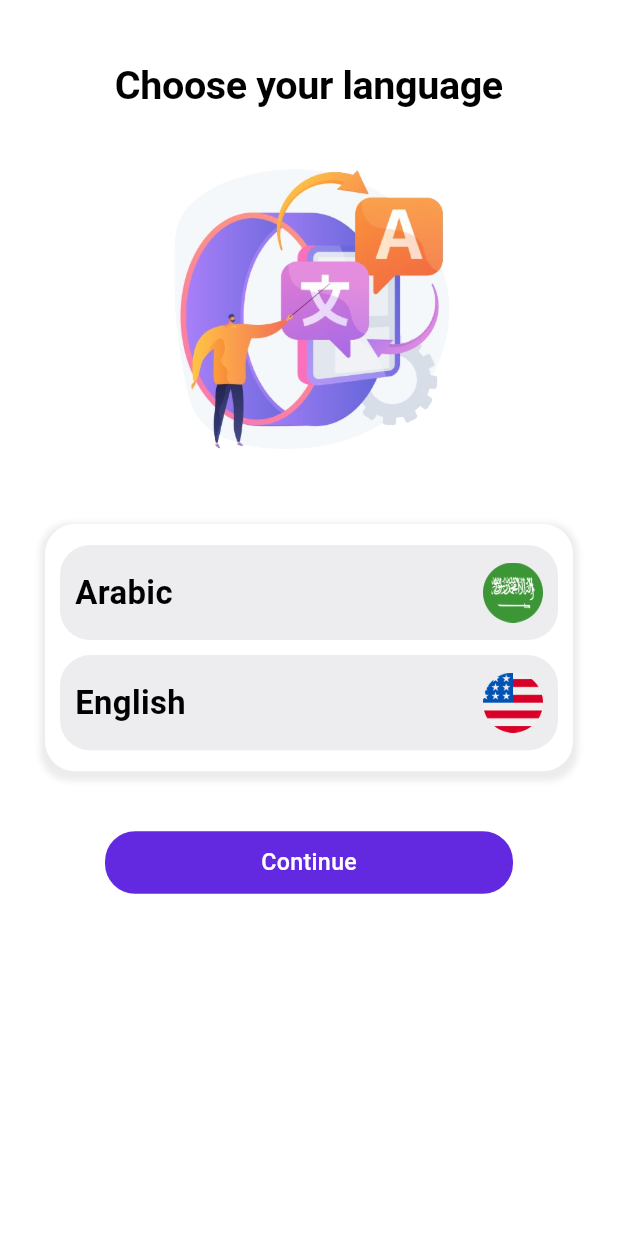
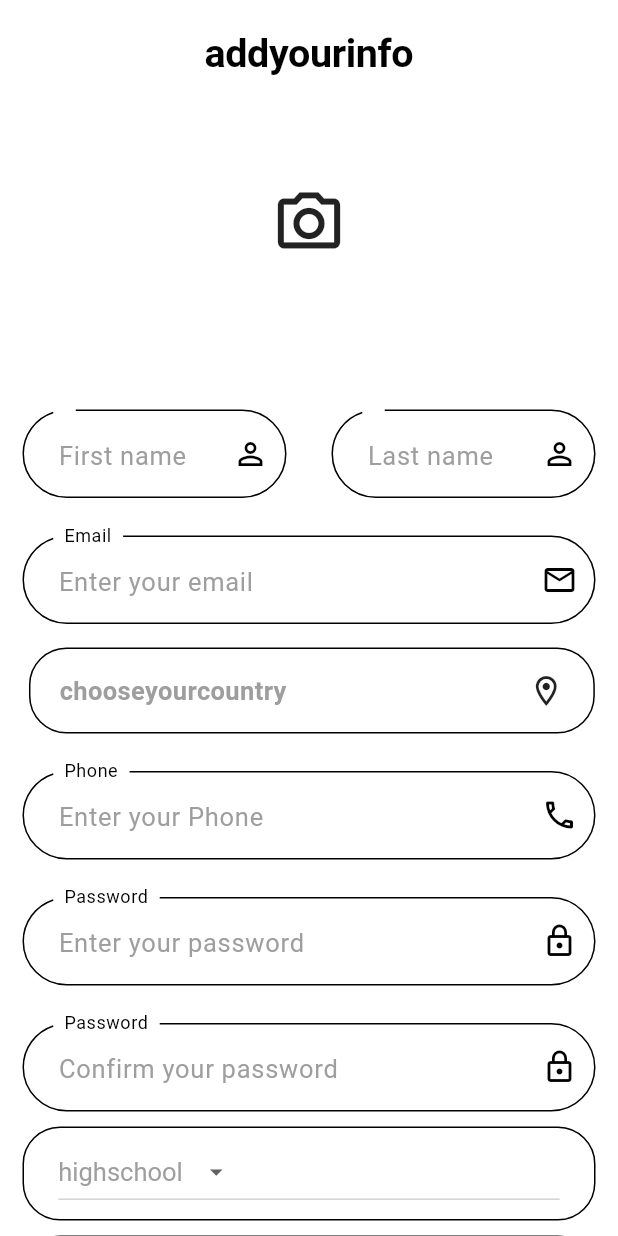
Before and after one commit to SalahMd/Joblance, a Flutter app: the screen it shows after launch, on a phone screen of 412 x 824 dp. Run offline on Flutter 3.47's test engine with Material 3 defaults, Android fonts, the phone set to English and light mode, and no system bars; drawn by our look-alikes of flutter_animate; our stand-ins replace country_picker, dartz, flutter_screenutil, get, google_nav_bar, image_picker and 1 more; Roboto replaces fonts that are missing (PlayfairDisplay).

Commit message:
Compleating sign up page and adding luncher icon

```diff
--- a/lib/controller/auth/signup_controller.dart
+++ b/lib/controller/auth/signup_controller.dart
@@ -1,11 +1,17 @@
+import 'dart:io';
+
 import 'package:flutter/material.dart';
 import 'package:get/get.dart';
+import 'package:image_picker/image_picker.dart';
 import 'package:joblance/core/class/statusrequest.dart';
+import 'package:joblance/core/functions/show_countries.dart';
 
 abstract class SignUpController extends GetxController {
   goToLogiIn();
   goToSuccessfulSignUp();
   showPassword();
+  pickImage();
+  updateDropDownValue(String? newValue, String changingElement);
 }
 
 class SignUpControllerImpl extends SignUpController {
@@ -13,13 +19,59 @@ class SignUpControllerImpl extends SignUpController {
   late TextEditingController lastName;
   late TextEditingController email;
   late TextEditingController phoneController;
-  late TextEditingController major;
   late TextEditingController location;
-  late TextEditingController studyCase;
   late TextEditingController numOfEmployees;
   late TextEditingController passwordController;
   late TextEditingController confirmPasswordController;
   bool openToWork = false;
+  String studyCaseValue = '1';
+  String majorValue = '1';
+  String? country;
+
+  List<DropdownMenuItem<String>> studyCase = [
+    DropdownMenuItem<String>(
+      value: '1',
+      child: Text("highschool".tr),
+    ),
+    DropdownMenuItem<String>(
+      value: '2',
+      child: Text("ungraduated".tr),
+    ),
+    DropdownMenuItem<String>(
+      value: '3',
+      child: Text("graduated".tr),
+    ),
+    DropdownMenuItem<String>(
+      value: '4',
+      child: Text("master".tr),
+    ),
+    DropdownMenuItem<String>(
+      value: '5',
+      child: Text("phd".tr),
+    ),
+  ];
+  List<DropdownMenuItem<String>> major = [
+    DropdownMenuItem<String>(
+      value: '1',
+      child: Text("engineering".tr),
+    ),
+    DropdownMenuItem<String>(
+      value: '2',
+      child: Text("technology".tr),
+    ),
+    DropdownMenuItem<String>(
+      value: '3',
+      child: Text("designing".tr),
+    ),
+    DropdownMenuItem<String>(
+      value: '4',
+      child: Text("medical".tr),
+    ),
+    DropdownMenuItem<String>(
+      value: '5',
+      child: Text("customerservicing".tr),
+    ),
+  ];
   var image;
 
   GlobalKey<FormState> formState = GlobalKey<FormState>();
@@ -63,4 +115,33 @@ class SignUpControllerImpl extends SignUpController {
     email.dispose();
     super.dispose();
   }
+
+  @override
+  Future<void> pickImage() async {
+    final picker = ImagePicker();
+    XFile? pickedImage = await picker.pickImage(source: ImageSource.gallery);
+    if (pickedImage != null) {
+      print(pickedImage.path);
+      image = File(pickedImage.path);
+    } else {
+      print("Image picking canceled");
+    }
+
+    update();
+  }
+
+  @override
+  updateDropDownValue(String? newValue, String changingElement) {
+    if (changingElement == "study") {
+      studyCaseValue = newValue!;
+    } else if (changingElement == "major") {
+      majorValue = newValue!;
+    }
+    update();
+  }
+
+  updateCountry(BuildContext context)async {
+    country = await showCountries(context);
+    update();
+  }
 }
--- a/lib/core/constants/custom_text_form_filed.dart
+++ b/lib/core/constants/custom_text_form_filed.dart
@@ -34,7 +34,7 @@ class Customtextformfiled extends StatelessWidget {
   @override
   Widget build(BuildContext context) {
     return Container(
-      margin: const EdgeInsets.only(top: 10, left: 15, right: 15),
+      margin: const EdgeInsets.only(top: 25, left: 15, right: 15),
       child: TextFormField(
         obscureText: ispassword,
         style: TextStyle(color: Theme.of(context).colorScheme.onSurface),
@@ -50,6 +50,7 @@ class Customtextformfiled extends StatelessWidget {
         decoration: InputDecoration(
           enabled: true,
           hintText: hinttext,
+          border: OutlineInputBorder(borderRadius: BorderRadius.circular(30)),
           labelStyle: TextStyle(
             color: Theme.of(context).colorScheme.onSurface,
           ),
@@ -57,7 +58,7 @@ class Customtextformfiled extends StatelessWidget {
               fontSize: 17, color: Colors.grey), // Set hint text color
           floatingLabelBehavior: FloatingLabelBehavior.always,
           contentPadding:
-              const EdgeInsets.symmetric(horizontal: 15, vertical: 15),
+              const EdgeInsets.symmetric(horizontal: 20, vertical: 15),
           label: Container(
             margin: const EdgeInsets.only(left: 5, right: 5),
             child: Text(
--- a/lib/main.dart
+++ b/lib/main.dart
@@ -1,17 +1,19 @@
+import 'package:country_picker/country_picker.dart';
 import 'package:flutter/material.dart';
 import 'package:flutter_screenutil/flutter_screenutil.dart';
 import 'package:get/get.dart';
 import 'package:joblance/core/localization/change_language.dart';
 import 'package:joblance/core/services/services.dart';
 import 'package:joblance/view/screens/auth/login.dart';
-import 'package:joblance/view/screens/auth/sign_up.dart';
+import 'package:joblance/view/screens/auth/sign_up/sign_up.dart';
 import 'package:joblance/view/screens/choose_language.dart';
+import 'package:joblance/view/screens/navigation_bar/nav_bar.dart';
 import 'package:joblance/view/screens/on_boarding.dart';
 import 'controller/dark_mode.dart';
 import 'core/localization/translation.dart';
 import 'core/themes/app_theme.dart';
 
-void main() async{
+void main() async {
   WidgetsFlutterBinding.ensureInitialized();
   await initialServices();
   runApp(const MyApp());
@@ -27,16 +29,27 @@ class MyApp extends StatelessWidget {
     return ScreenUtilInit(
         designSize: const Size(320, 790),
         child: GetMaterialApp(
+          supportedLocales: [
+            const Locale('en'),
+            const Locale('ar'),
+            const Locale('es'),
+            const Locale('de'),
+            const Locale('fr'),
+            const Locale('el'),
+          ],
+          localizationsDelegates: [
+            CountryLocalizations.delegate,
+          ],
           locale: controller.language,
           translations: Translation(),
           themeMode: themeController.themeMode,
           theme: AppTheme.light,
           darkTheme: AppTheme.dark,
-          debugShowCheckedModeBanner:false,
+          debugShowCheckedModeBanner: false,
           getPages: [
             GetPage(
               name: "/",
-                page: () => ChooseLanguage(),
+              page: () => SignUp(),
               //middlewares: [MiddleWare()]
             ),
             GetPage(name: "/Login", page: () => const Login()),
@@ -44,7 +57,7 @@ class MyApp extends StatelessWidget {
             GetPage(name: "/OnBoarding", page: () => OnBoarding()),
             GetPage(name: "/SignUp", page: () => const SignUp()),
             // GetPage(name: "/Search", page: () => const Search()),
-            // GetPage(name: "/HomePage", page: () => ButtomBar()),
+             GetPage(name: "/HomePage", page: () => ButtomBar()),
           ],
         ));
   }
--- /dev/null
+++ b/lib/view/screens/auth/sign_up/drop_down.dart
@@ -0,0 +1,51 @@
+import 'package:flutter/material.dart';
+import 'package:flutter_animate/flutter_animate.dart';
+import 'package:flutter_screenutil/flutter_screenutil.dart';
+import 'package:get/get.dart';
+import 'package:joblance/controller/auth/signup_controller.dart';
+import 'package:joblance/core/constants/text_styles.dart';
+import 'package:joblance/core/functions/dimenesions.dart';
+
+// ignore: must_be_immutable
+class DropDownWidget extends StatelessWidget {
+  final String title;
+  final List<DropdownMenuItem<String>> choices;
+  final SignUpControllerImpl controller;
+  String elementValue;
+
+  DropDownWidget({
+    super.key,
+    required this.title,
+    required this.choices,
+    required this.elementValue,
+    required this.controller,
+  });
+
+  @override
+  Widget build(BuildContext context) {
+    return Container(
+      margin: const EdgeInsets.only(left: 15, right: 15, top: 10),
+      height: 60.h,
+      width: Dimensions.screenwidth(context),
+      padding: EdgeInsets.symmetric(horizontal: 10.w, vertical: 5.h),
+      decoration: BoxDecoration(
+          border: Border.all(), borderRadius: BorderRadius.circular(25)),
+      child: DropdownButton<String>(
+        borderRadius: BorderRadius.circular(25),
+        iconSize: 20,
+        padding: const EdgeInsets.symmetric(horizontal: 10),
+        style: TextStyle(fontSize: 17, color: Colors.grey),
+
+        dropdownColor: Theme.of(context).colorScheme.primaryContainer,
+        value: elementValue,
+        //icon: const Icon(Icons.arrow_downward),
+
+        elevation: 16,
+        onChanged: (String? value) {
+           controller.updateDropDownValue(value, title);
+        },
+        items: choices,
+      ),
+    ).animate().fade(duration: (600.ms)).slideY(begin: -0.5);
+  }
+}
--- /dev/null
+++ b/lib/view/screens/auth/sign_up/sign_up.dart
@@ -0,0 +1,114 @@
+import 'dart:io';
+
+import 'package:flutter/material.dart';
+import 'package:flutter/widgets.dart';
+import 'package:flutter_screenutil/flutter_screenutil.dart';
+import 'package:get/get.dart';
+import 'package:joblance/controller/auth/signup_controller.dart';
+import 'package:joblance/core/constants/buttons.dart';
+import 'package:joblance/core/constants/custom_text_form_filed.dart';
+import 'package:joblance/core/constants/text_styles.dart';
+import 'package:joblance/core/functions/dimenesions.dart';
+import 'package:joblance/view/screens/auth/sign_up/drop_down.dart';
+import 'package:joblance/view/screens/auth/sign_up/text_fileds.dart';
+
+class SignUp extends StatelessWidget {
+  const SignUp({super.key});
+
+  @override
+  Widget build(BuildContext context) {
+    Get.put(SignUpControllerImpl());
+    return Scaffold(
+      body: GetBuilder<SignUpControllerImpl>(
+        builder: (controller) => SingleChildScrollView(
+          child: Form(
+            child: Column(
+              children: [
+                SizedBox(
+                  height: 20.h,
+                ),
+                SafeArea(
+                  child: Text(
+                    "addyourinfo".tr,
+                    style: Theme.of(context).textTheme.headline1,
+                  ),
+                ),
+                GestureDetector(
+                  onTap: () {
+                    controller.pickImage();
+                  },
+                  child: Container(
+                    width: 120.w,
+                    height: 140.h,
+                    margin: EdgeInsets.symmetric(vertical: 25.h),
+                    alignment: Alignment.center,
+                    decoration: BoxDecoration(
+                      color: Theme.of(context).colorScheme.primaryContainer,
+                      borderRadius: BorderRadius.circular(70),
+                    ),
+                    child: controller.image == null
+                        ? const Icon(
+                            Icons.photo_camera_outlined,
+                            size: 50,
+                          )
+                        : ClipRRect(
+                            //clipBehavior: Clip.antiAlias,
+                            borderRadius: BorderRadius.circular(70),
+                            child: Image.file(File(controller.image.path),
+                                fit: BoxFit.fill, width: 120.w, height: 140.h),
+                          ),
+                  ),
+                ),
+                TextFileds(controller: controller),
+                DropDownWidget(
+                    title: "study",
+                    choices: controller.studyCase,
+                    elementValue: controller.studyCaseValue,
+                    controller: controller),
+                DropDownWidget(
+                    title: "major",
+                    choices: controller.major,
+                    elementValue: controller.majorValue,
+                    controller: controller),
+                GestureDetector(
+                  child: Container(
+                    width: Dimensions.screenwidth(context),
+                    height: 45.h,
+                    alignment: Alignment.center,
+                    margin:
+                        EdgeInsets.symmetric(horizontal: 40.w, vertical: 40.h),
+                    decoration: AppButtons.buttonDecoration,
+                    child: Text(
+                      "signup".tr,
+                      style: TextStyles.w50016White,
+                    ),
+                  ),
+                ),
+                Row(
+                  mainAxisAlignment: MainAxisAlignment.center,
+                  children: [
+                    Text(
+                      "alreadyhaveaccount".tr,
+                      style: TextStyles.w50013,
+                    ),
+                    TextButton(
+                        onPressed: () {
+                          controller.goToLogiIn();
+                        },
+                        child: Text(
+                          "login".tr,
+                          style: TextStyle(color: Colors.blue),
+                        ))
+                  ],
+                ),
+                SizedBox(
+                  height: 30.h,
+                )
+              ],
+            ),
+          ),
+        ),
+      ),
+    );
+  }
+}
--- /dev/null
+++ b/lib/view/screens/auth/sign_up/text_fileds.dart
@@ -0,0 +1,122 @@
+import 'package:country_picker/country_picker.dart';
+import 'package:flutter/cupertino.dart';
+import 'package:flutter/material.dart';
+import 'package:flutter/widgets.dart';
+import 'package:flutter_screenutil/flutter_screenutil.dart';
+import 'package:get/get.dart';
+import 'package:joblance/controller/auth/signup_controller.dart';
+import 'package:joblance/core/constants/custom_text_form_filed.dart';
+import 'package:joblance/core/functions/dimenesions.dart';
+import 'package:joblance/core/functions/show_countries.dart';
+import 'package:joblance/view/screens/auth/sign_up/drop_down.dart';
+
+class TextFileds extends StatelessWidget {
+  final SignUpControllerImpl controller;
+  TextFileds({super.key, required this.controller});
+  @override
+  Widget build(BuildContext context) {
+    return Column(
+      children: [
+        Row(
+          children: [
+            Expanded(
+              child: Customtextformfiled(
+                hinttext: "firstname2".tr,
+                labelText: "firstname1".tr,
+                icondata: Icons.person_outline,
+                controller: controller.firstName,
+                min: 3,
+                max: 10,
+                isnumber: false,
+                ispassword: false,
+                isBorder: true,
+              ),
+            ),
+            Expanded(
+              child: Customtextformfiled(
+                hinttext: "lastname2".tr,
+                labelText: "lastname1".tr,
+                icondata: Icons.person_outline,
+                controller: controller.lastName,
+                min: 3,
+                max: 10,
+                isnumber: false,
+                ispassword: false,
+                isBorder: true,
+              ),
+            )
+          ],
+        ),
+        Customtextformfiled(
+          hinttext: "email1".tr,
+          labelText: "email2".tr,
+          icondata: Icons.mail_outline,
+          controller: controller.email,
+          min: 10,
+          max: 30,
+          isnumber: false,
+          ispassword: false,
+          isBorder: true,
+        ),
+        GestureDetector(
+          onTap: () {
+            controller.updateCountry(context);
+          },
+          child: Container(
+              width: Dimensions.screenwidth(context),
+              height: 55.h,
+              alignment: AlignmentDirectional.centerStart,
+              margin: EdgeInsets.only(top: 15.h, left: 15.w, right: 12.w),
+              padding: EdgeInsetsDirectional.symmetric(horizontal: 15.w),
+              decoration: BoxDecoration(
+                  borderRadius: BorderRadius.circular(25),
+                  border: Border.all()),
+              child: Row(
+                mainAxisAlignment: MainAxisAlignment.spaceBetween,
+                children: [
+                  Text(
+                      controller.country != null
+                          ? controller.country.toString()
+                          : "chooseyourcountry".tr,
+                      style: TextStyle(fontSize: 17, color: Colors.grey)),
+                  Icon(Icons.location_on_outlined)
+                ],
+              )),
+        ),
+        Customtextformfiled(
+          hinttext: "phone1".tr,
+          labelText: "phone2".tr,
+          icondata: Icons.phone_outlined,
+          controller: controller.phoneController,
+          min: 10,
+          max: 10,
+          isnumber: true,
+          ispassword: false,
+          isBorder: true,
+        ),
+        Customtextformfiled(
+          hinttext: "password1".tr,
+          labelText: "password2".tr,
+          icondata: Icons.lock_outline,
+          controller: controller.passwordController,
+          min: 3,
+          max: 30,
+          isnumber: false,
+          ispassword: false,
+          isBorder: true,
+        ),
+        Customtextformfiled(
+          hinttext: "confirmpassword1".tr,
+          labelText: "confirmpassword2".tr,
+          icondata: Icons.lock_outline,
+          controller: controller.confirmPasswordController,
+          min: 3,
+          max: 30,
+          isnumber: false,
+          ispassword: false,
+          isBorder: true,
+        ),
+      ],
+    );
+  }
+}
--- a/lib/view/screens/choose_language.dart
+++ b/lib/view/screens/choose_language.dart
@@ -22,7 +22,7 @@ class ChooseLanguage extends GetView<ChangeLanguage> {
         crossAxisAlignment: CrossAxisAlignment.center,
         children: [
           SizedBox(
-            height:40.h,
+            height: 40.h,
           ),
           SafeArea(
             child: Text(
@@ -135,15 +135,15 @@ class ChooseLanguage extends GetView<ChangeLanguage> {
             },
             child: Container(
               width: Dimensions.screenwidth(context),
-              height: 40.h,
-              margin: const EdgeInsets.symmetric(horizontal: 70),
+              height: 45.h,
+              margin: const EdgeInsets.symmetric(horizontal: 70, vertical: 20),
               alignment: Alignment.center,
               decoration: BoxDecoration(
                   color: LightAppColors.primaryColor,
                   borderRadius: BorderRadius.circular(20)),
               child: Text(
                 "continuebutton".tr,
-                style: TextStyles.w50012White,
+                style: TextStyles.w50016White,
               ),
             ),
           ),
--- a/lib/view/screens/on_boarding.dart
+++ b/lib/view/screens/on_boarding.dart
@@ -112,7 +112,7 @@ class OnBoarding extends GetView<OnBoardingControllerImpl> {
                   "continuebutton".tr,
                   style: TextStyles.w50016White,
                 ),
-              ),
+              ).animate().fade(duration: 500.ms).slideY(begin: 0.5),
             ],
           )
         ],
```
Also changed, not shown: lib/controller/buttom_bar_controller.dart (added, +21 -0 lines), lib/core/functions/show_countries.dart (added, +19 -0 lines), lib/view/profile/freelancer_profile.dart (added, +10 -0 lines), lib/view/screens/auth/sign_up.dart (deleted, +0 -103 lines), lib/view/screens/favorite.dart (added, +10 -0 lines), lib/view/screens/home_page/freelancer_home_page/freelancer_home_page.dart (added, +14 -0 lines), lib/view/screens/navigation_bar/nav_bar.dart (added, +55 -0 lines), pubspec.yaml (+7 -1 lines), pubspec.lock, 28 other files. Lines whose indentation alone changed are shown as unchanged.
